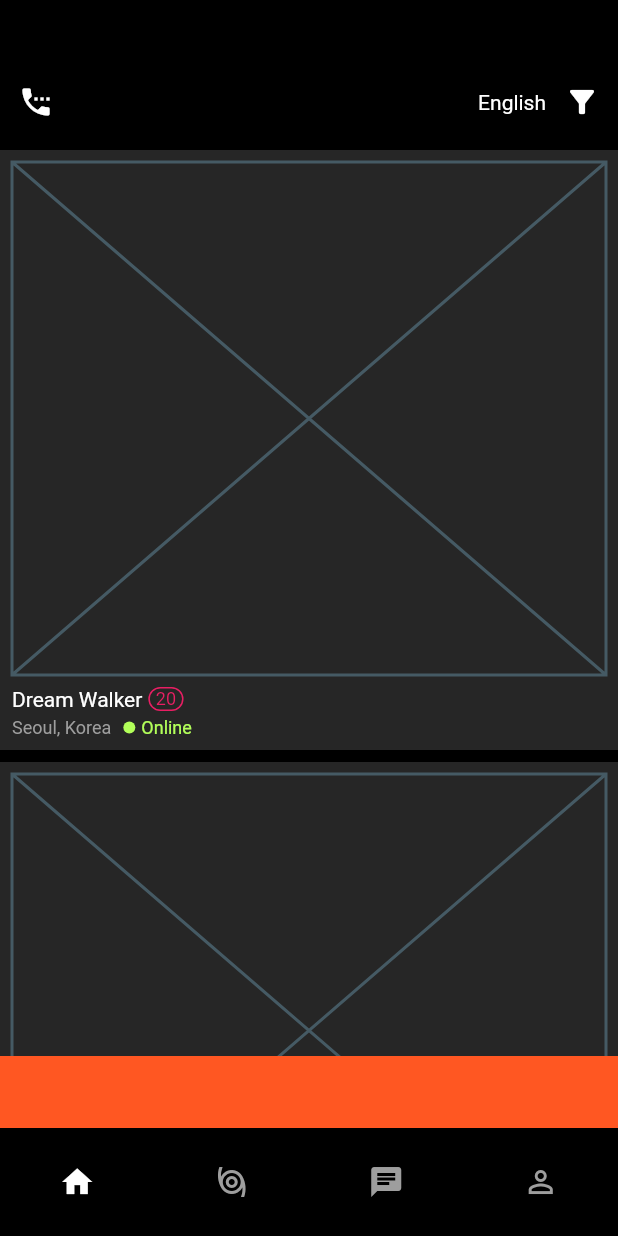
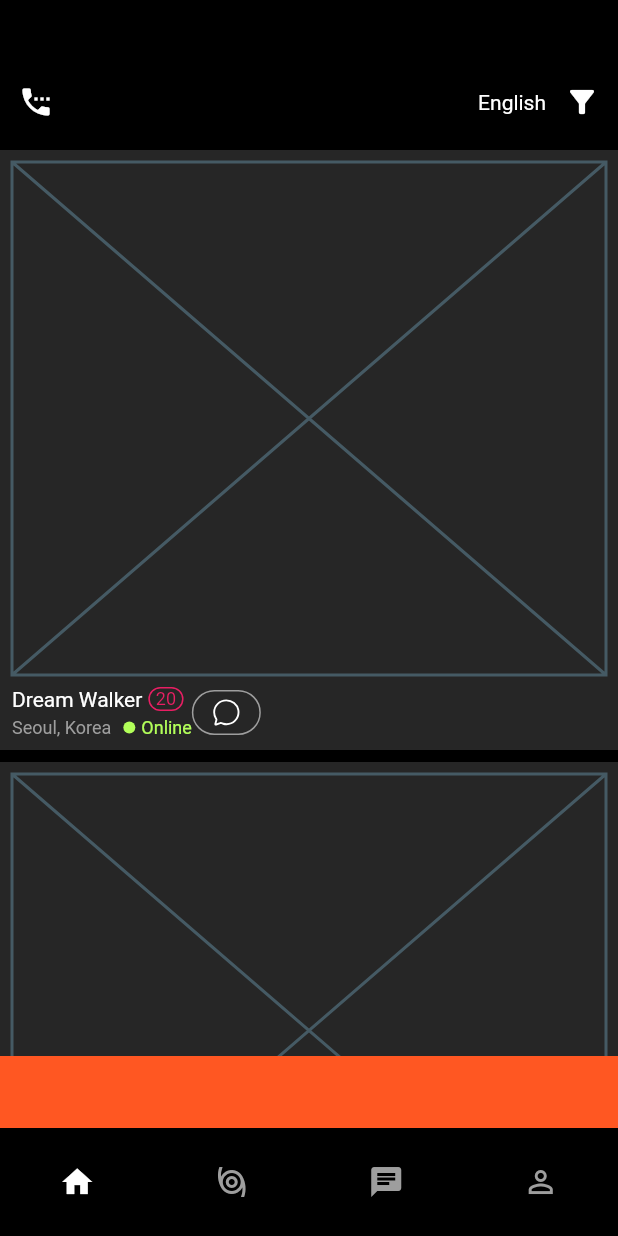
Before and after one commit to JAICHANGPARK/flutter_notebook_18th_story, a Flutter app: the screen it shows after launch, on a phone screen of 412 x 824 dp. Run offline on Flutter 3.47's test engine with Material 2 defaults, Android fonts, the phone set to English and light mode, and no system bars; our stand-ins replace cached_network_image, flutter_riverpod, go_router, ionicons.

Commit message:
Update dating_app_main_page.dart

```diff
--- a/lib/ep1057_dating_app/src/ui/dating_app_main_page.dart
+++ b/lib/ep1057_dating_app/src/ui/dating_app_main_page.dart
@@ -1,5 +1,6 @@
 import 'package:flutter/material.dart';
 import 'package:flutter_riverpod/flutter_riverpod.dart';
+import 'package:ionicons/ionicons.dart';
 
 final daTabProvider = StateProvider<int>((ref) => 0);
 
@@ -121,6 +122,18 @@ class DatingAppMainPage extends ConsumerWidget {
                                   ],
                                 )
                               ],
+                            ),
+                            Container(
+                              decoration: BoxDecoration(
+                                border: Border.all(color: Colors.grey,
+                                ),
+                                borderRadius: BorderRadius.circular(16)
+
+                              ),
+                              padding: EdgeInsets.symmetric(horizontal: 12, vertical: 4),
+                              child: Icon(Ionicons.chatbubble_outline,
+                              color: Colors.white,
+                              size: 20,),
                             )
                           ],
                         )
```
